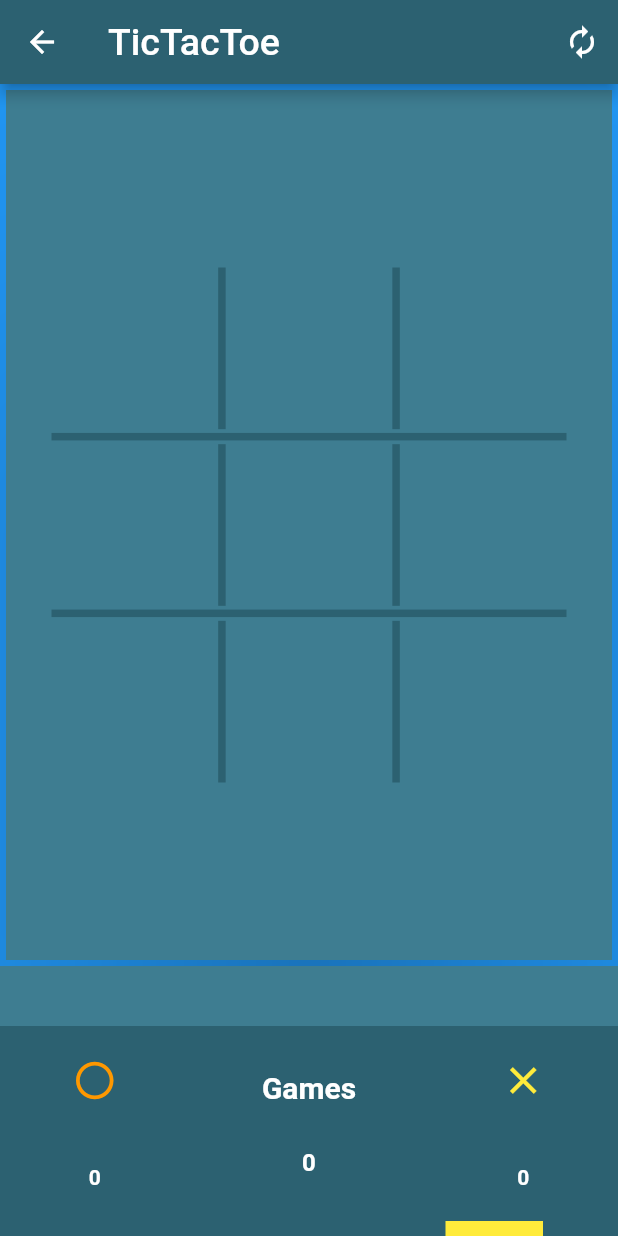
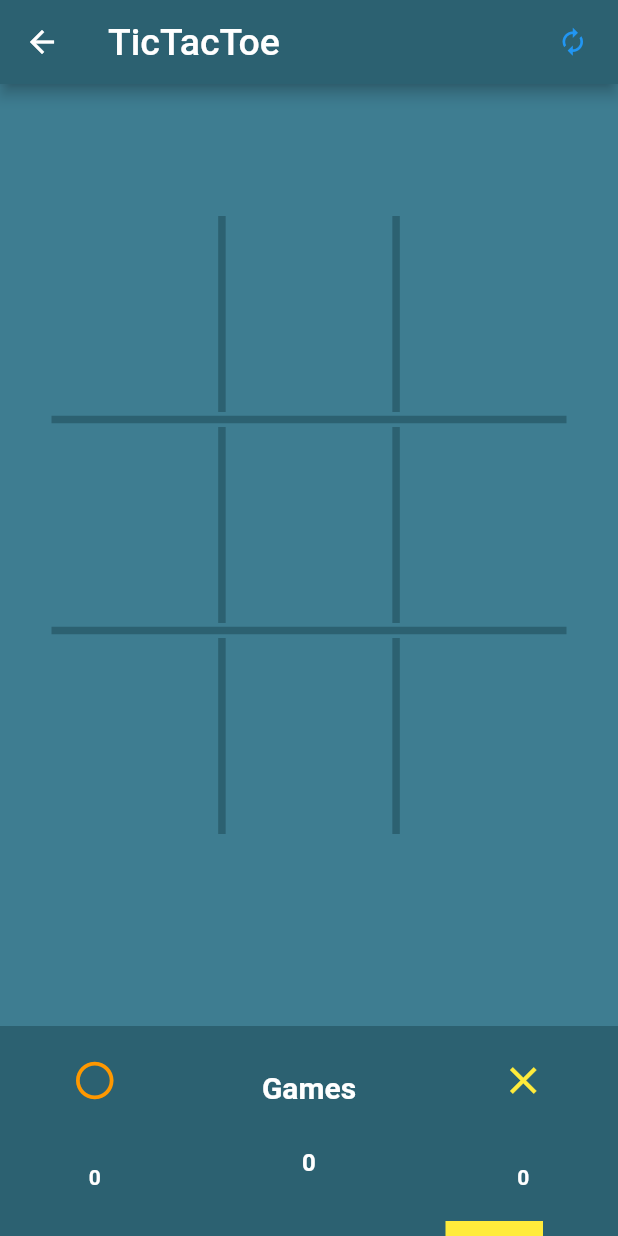
Before and after one commit to hadi-norouzi/tic-tac-toe, a Flutter app: the App screen opened by its route, on a phone screen of 412 x 824 dp. Run offline on Flutter 3.47's test engine with Material 2 defaults, Android fonts, the phone set to English and light mode, and no system bars; our stand-ins replace flare_flutter; missing offline and left inert: flare_dart; Roboto replaces fonts that are missing (tahoma).

Commit message:
- fix icons size - change reset button to cupertinoButton - add showDialog for winners

```diff
--- a/lib/Board.dart
+++ b/lib/Board.dart
@@ -1,6 +1,7 @@
 import 'dart:async';
 import 'package:TicTacToe/utils/util.dart';
 import 'package:flare_flutter/flare_actor.dart';
+import 'package:flutter/cupertino.dart';
 import 'package:flutter/material.dart';
 import 'package:provider/provider.dart';
 import 'model/BoardValues.dart';
@@ -10,17 +11,16 @@ class Board extends StatelessWidget {
   final dynamic parentClass;
   var scoreBoardValues;
   var boardValues;
+  var context;
 
   Board(this.parentClass);
   @override
   Widget build(BuildContext context) {
     scoreBoardValues = Provider.of<ScoreBoardValues>(context);
     boardValues = Provider.of<BoardValues>(context);
+    this.context = context;
 
-    return Card(
-      elevation: 100,
-      color: Colors.red,
-      child: Container(
+    return Container(
       color: Color(0xFF3E7D91),
       child: boardValues.won
           ? Opacity(
@@ -35,7 +35,7 @@ class Board extends StatelessWidget {
               child: Container(
                 width: MediaQuery.of(context).size.width / 1.2,
                 alignment: Alignment.center,
-                  height: MediaQuery.of(context).size.width / 1.2,
+                height: MediaQuery.of(context).size.height / 2,
                 child: Column(
                   mainAxisAlignment: MainAxisAlignment.spaceEvenly,
                   crossAxisAlignment: CrossAxisAlignment.stretch,
@@ -87,7 +87,6 @@ class Board extends StatelessWidget {
                 ),
               ),
             ),
-      ),
     );
   }
 
@@ -96,18 +95,32 @@ class Board extends StatelessWidget {
     if (win != 3) {
       print(win);
       boardValues.won = true;
-      Timer(
-        Duration(seconds: 3),
-        () {
       if (win == 1) {
         scoreBoardValues
           ..increaseO()
           ..increaseGame();
+        showDialog(
+          context: context,
+          builder: (BuildContext context) => CupertinoAlertDialog(
+            title: Text('winner'),
+            content: Text('O'),
+          ),
+        );
       } else {
         scoreBoardValues
           ..increaseX()
           ..increaseGame();
+        showDialog(
+          context: context,
+          builder: (BuildContext context) => CupertinoAlertDialog(
+            title: Text('winner'),
+            content: Text('X'),
+          ),
+        );
       }
+      Timer(
+        Duration(seconds: 3),
+        () {
           boardValues.resetBoard();
           boardValues.won = false;
         },
@@ -122,9 +135,10 @@ class Board extends StatelessWidget {
         return Expanded(
           child: AnimatedContainer(
             duration: Duration(seconds: 3),
+            child: Center(
               child: IconButton(
                 color: determineColorIcon(value.players, i),
-              iconSize: MediaQuery.of(context).size.width / 4,
+                iconSize: MediaQuery.of(context).size.width / 5,
                 icon: Icon(whichPlayer(i, value.players)),
                 onPressed: () {
                   value.setIcon(i);
@@ -132,6 +146,7 @@ class Board extends StatelessWidget {
                 },
               ),
             ),
+          ),
         );
       },
     );
--- a/lib/ResetButton.dart
+++ b/lib/ResetButton.dart
@@ -7,13 +7,11 @@ import 'model/BoardValues.dart';
 class ResetButton extends StatelessWidget {
   @override
   Widget build(BuildContext context) {
-    return Consumer<ScoreBoardValues>(
-      builder: (BuildContext context, ScoreBoardValues scoreBoardValues,
-          Widget child) {
-        return Consumer<BoardValues>(builder:
-            (BuildContext context, BoardValues boardValues, Widget child) {
-          return IconButton(
-            icon: Icon(Icons.autorenew),
+    var scoreBoardValues = Provider.of<ScoreBoardValues>(context);
+    var boardValues = Provider.of<BoardValues>(context);
+
+    return CupertinoButton(
+      child: Icon(Icons.autorenew),
       onPressed: () {
         showDialog(
             context: context,
@@ -41,10 +39,7 @@ class ResetButton extends StatelessWidget {
               );
             });
       },
-            tooltip: 'reset',
-          );
-        });
-      },
+      // tooltip: 'reset',
     );
   }
 }
```
Lines whose indentation alone changed are shown as unchanged.
